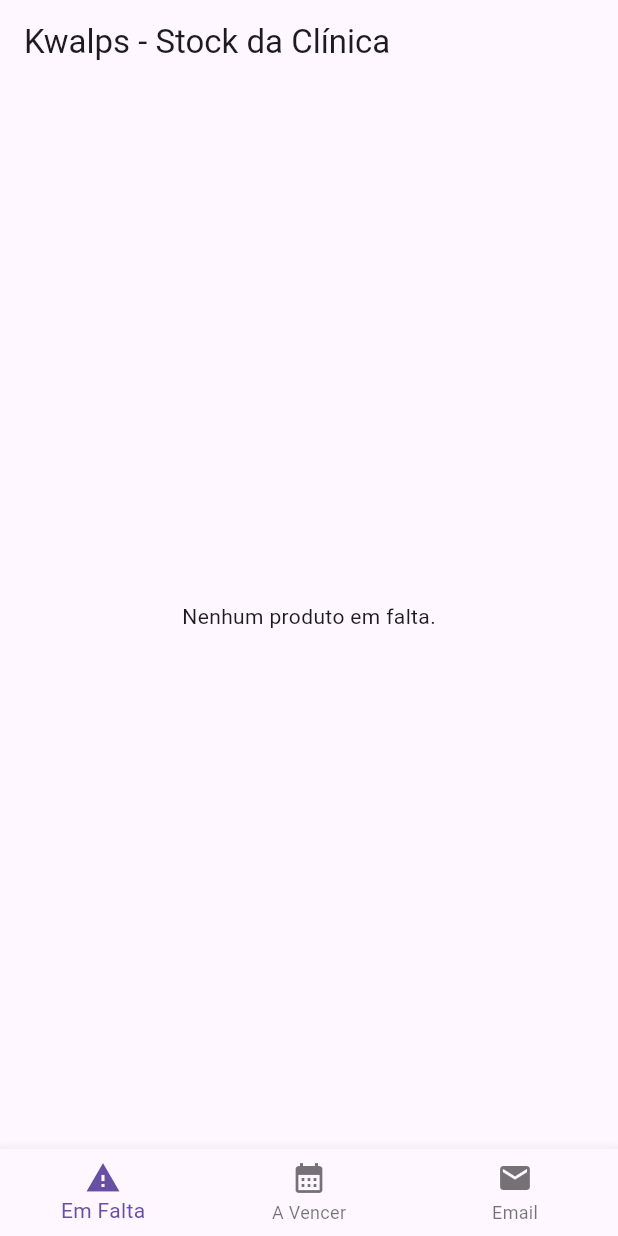
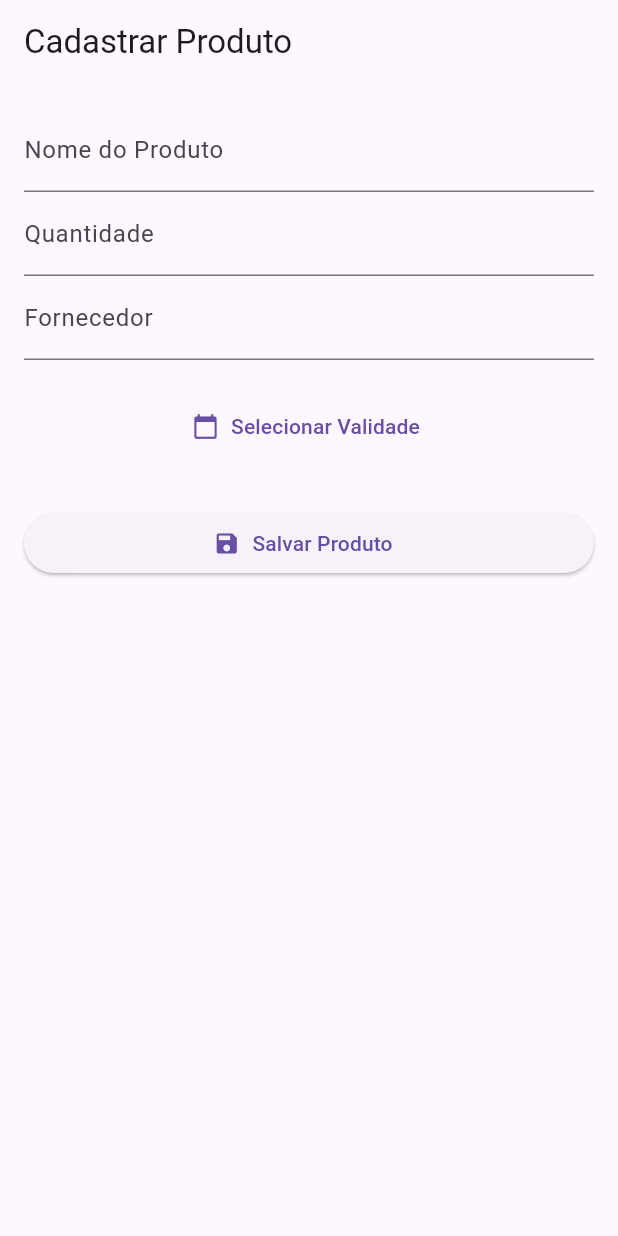
Before and after one commit to MyClinicAdmin/MyClinicStock, a Flutter app: the screen it shows after launch, on a phone screen of 412 x 824 dp. Run offline on Flutter 3.47's test engine with Material 3 defaults, Android fonts, the phone set to English and light mode, and no system bars; our stand-ins replace cloud_firestore, firebase_core; accounts and stored records are empty.

Commit message:
cadastro de produtos

```diff
--- a/lib/main.dart
+++ b/lib/main.dart
@@ -2,6 +2,7 @@
 import 'package:firebase_core/firebase_core.dart';
 import 'firebase_options.dart';
 import 'pages/home_page.dart';
+import 'pages/cadastro_produto_page.dart';
 
 void main() async {
   WidgetsFlutterBinding.ensureInitialized();
@@ -19,7 +20,7 @@
     return MaterialApp(
       title: 'Kwalps_st',
       debugShowCheckedModeBanner: false,
-      home: const HomePage(),
+      home: const CadastroProdutoPage(),
     );
   }
 }
--- /dev/null
+++ b/lib/pages/cadastro_produto_page.dart
@@ -0,0 +1,109 @@
+import 'package:flutter/material.dart';
+import 'package:cloud_firestore/cloud_firestore.dart';
+import 'package:intl/intl.dart';
+
+class CadastroProdutoPage extends StatefulWidget {
+  const CadastroProdutoPage({super.key});
+
+  @override
+  State<CadastroProdutoPage> createState() => _CadastroProdutoPageState();
+}
+
+class _CadastroProdutoPageState extends State<CadastroProdutoPage> {
+  final TextEditingController _nomeController = TextEditingController();
+  final TextEditingController _quantidadeController = TextEditingController();
+  final TextEditingController _fornecedorController = TextEditingController();
+  DateTime? _validadeSelecionada;
+
+  final _formKey = GlobalKey<FormState>();
+
+  Future<void> _salvarProduto() async {
+    if (!_formKey.currentState!.validate() || _validadeSelecionada == null) {
+      ScaffoldMessenger.of(context).showSnackBar(
+        const SnackBar(content: Text('Preencha todos os campos corretamente!')),
+      );
+      return;
+    }
+
+    await FirebaseFirestore.instance.collection('produtos').add({
+      'nome': _nomeController.text,
+      'quantidade': int.parse(_quantidadeController.text),
+      'validade': _validadeSelecionada,
+      'fornecedor': _fornecedorController.text,
+      'criado_em': FieldValue.serverTimestamp(),
+    });
+
+    ScaffoldMessenger.of(context).showSnackBar(
+      const SnackBar(content: Text('Produto salvo com sucesso!')),
+    );
+
+    _nomeController.clear();
+    _quantidadeController.clear();
+    _fornecedorController.clear();
+    setState(() => _validadeSelecionada = null);
+  }
+
+  Future<void> _selecionarDataValidade() async {
+    final data = await showDatePicker(
+      context: context,
+      initialDate: DateTime.now().add(const Duration(days: 1)),
+      firstDate: DateTime.now(),
+      lastDate: DateTime.now().add(const Duration(days: 365 * 5)),
+    );
+    if (data != null) {
+      setState(() {
+        _validadeSelecionada = data;
+      });
+    }
+  }
+
+  @override
+  Widget build(BuildContext context) {
+    return Scaffold(
+      appBar: AppBar(title: const Text('Cadastrar Produto')),
+      body: Padding(
+        padding: const EdgeInsets.all(16),
+        child: Form(
+          key: _formKey,
+          child: ListView(
+            children: [
+              TextFormField(
+                controller: _nomeController,
+                decoration: const InputDecoration(labelText: 'Nome do Produto'),
+                validator: (value) =>
+                    value == null || value.isEmpty ? 'Preencha o nome' : null,
+              ),
+              TextFormField(
+                controller: _quantidadeController,
+                decoration: const InputDecoration(labelText: 'Quantidade'),
+                keyboardType: TextInputType.number,
+                validator: (value) =>
+                    value == null || value.isEmpty ? 'Informe a quantidade' : null,
+              ),
+              TextFormField(
+                controller: _fornecedorController,
+                decoration: const InputDecoration(labelText: 'Fornecedor'),
+                validator: (value) =>
+                    value == null || value.isEmpty ? 'Informe o fornecedor' : null,
+              ),
+              const SizedBox(height: 20),
+              TextButton.icon(
+                icon: const Icon(Icons.calendar_today),
+                label: Text(_validadeSelecionada == null
+                    ? 'Selecionar Validade'
+                    : 'Validade: ${DateFormat('dd/MM/yyyy').format(_validadeSelecionada!)}'),
+                onPressed: _selecionarDataValidade,
+              ),
+              const SizedBox(height: 30),
+              ElevatedButton.icon(
+                onPressed: _salvarProduto,
+                icon: const Icon(Icons.save),
+                label: const Text('Salvar Produto'),
+              ),
+            ],
+          ),
+        ),
+      ),
+    );
+  }
+}
--- a/lib/pages/home_page.dart
+++ b/lib/pages/home_page.dart
@@ -1,5 +1,6 @@
 import 'package:flutter/material.dart';
 import 'produtos_em_falta_page.dart';
+import 'cadastro_produto_page.dart';
 
 class HomePage extends StatefulWidget {
   const HomePage({super.key});
@@ -13,8 +14,16 @@
 
   final List<Widget> _pages = [
     const ProdutosEmFaltaPage(),
-    const Placeholder(),
-    const Placeholder(),
+    const Placeholder(), // ← Aqui vai depois a página de Produtos a Vencer
+    const Placeholder(), // ← Aqui vai depois a página de Email
+    const CadastroProdutoPage(),
+  ];
+
+  final List<String> _titles = [
+    'Produtos em Falta',
+    'Produtos a Vencer',
+    'Enviar Email',
+    'Cadastrar Produto',
   ];
 
   void _onItemTapped(int index) {
@@ -26,16 +35,20 @@
   @override
   Widget build(BuildContext context) {
     return Scaffold(
-      appBar: AppBar(title: const Text('Kwalps - Stock da Clínica')),
+      appBar: AppBar(
+        title: Text(_titles[_selectedIndex]),
+      ),
       body: _pages[_selectedIndex],
       bottomNavigationBar: BottomNavigationBar(
         items: const [
           BottomNavigationBarItem(icon: Icon(Icons.warning), label: 'Em Falta'),
           BottomNavigationBarItem(icon: Icon(Icons.calendar_month), label: 'A Vencer'),
           BottomNavigationBarItem(icon: Icon(Icons.email), label: 'Email'),
+          BottomNavigationBarItem(icon: Icon(Icons.add_box), label: 'Cadastrar'),
         ],
         currentIndex: _selectedIndex,
         onTap: _onItemTapped,
+        type: BottomNavigationBarType.fixed,
       ),
     );
   }
```
